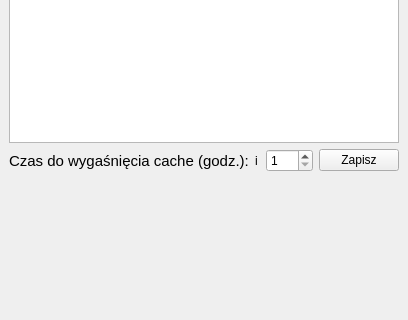
Above: gissupport_plugin/modules/wmts/wmts_dockwidget.ui from gis-support/gis-support-plugin before the change; both pictures show x 0 to 408 and y 169 to 489 of the 408 by 599 pixel window. Below: the same form after it.
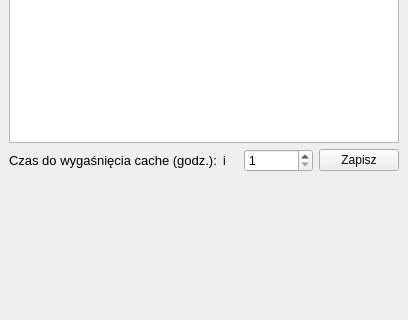
That is the form after the change.

```diff
--- a/gissupport_plugin/modules/wmts/wmts_dockwidget.ui
+++ b/gissupport_plugin/modules/wmts/wmts_dockwidget.ui
@@ -76,7 +76,7 @@
            <string comment="Maksymalnie 720h (30 dni)"/>
           </property>
           <property name="text">
-           <string>Czas do wygaśnięcia cache (godz.):</string>
+           <string>&lt;html&gt;&lt;head/&gt;&lt;body&gt;&lt;p&gt;&lt;span style=&quot; font-size:10pt;&quot;&gt;Czas do wygaśnięcia cache (godz.):&lt;/span&gt;&lt;/p&gt;&lt;/body&gt;&lt;/html&gt;</string>
           </property>
           <property name="textFormat">
            <enum>Qt::AutoText</enum>
```
